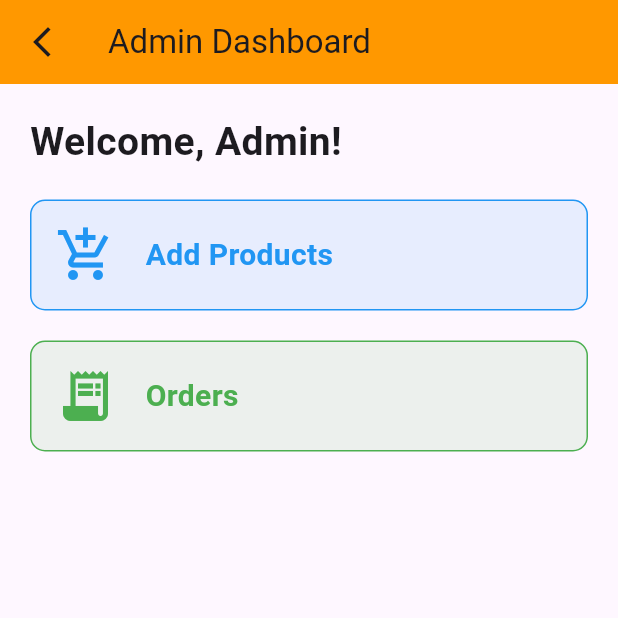
After one commit to PersonUK-Git/Flutter_ecom, a Flutter app: the AdminHomePage screen opened directly, on a phone screen of 412 x 824 dp, the top half of it. The commit adds this screen. Run offline on Flutter 3.47's test engine with Material 3 defaults, Android fonts, the phone set to English and light mode, and no system bars; our stand-ins replace cloud_firestore, curved_navigation_bar, firebase_auth, firebase_core, firebase_storage, flutter_credit_card and 4 more; missing offline and left inert: flutter_stripe; accounts and stored records are empty.

Commit message:
all orders in admin added

```diff
--- /dev/null
+++ b/lib/Admin/admin_home_page.dart
@@ -0,0 +1,104 @@
+import 'package:ecom/Admin/add_product.dart';
+import 'package:ecom/Admin/all_orders.dart';
+import 'package:flutter/material.dart';
+
+class AdminHomePage extends StatelessWidget {
+  @override
+  Widget build(BuildContext context) {
+    return Scaffold(
+      appBar: AppBar(
+        leading: GestureDetector(
+          onTap: () {
+            Navigator.pop(context);
+          },
+          child: Icon(Icons.arrow_back_ios_new_outlined),
+        ),
+        title: Text('Admin Dashboard'),
+        backgroundColor: Colors.orange,
+      ),
+      body: Padding(
+        padding: const EdgeInsets.all(20.0),
+        child: Column(
+          mainAxisAlignment: MainAxisAlignment.start,
+          crossAxisAlignment: CrossAxisAlignment.start,
+          children: [
+            Text(
+              'Welcome, Admin!',
+              style: TextStyle(
+                fontSize: 26,
+                fontWeight: FontWeight.bold,
+              ),
+            ),
+            SizedBox(height: 20),
+            AdminTaskCard(
+              title: 'Add Products',
+              icon: Icons.add_shopping_cart,
+              color: Colors.blue,
+              onTap: () {
+                Navigator.push(
+                  context,
+                  MaterialPageRoute(builder: (context) => AddProduct()),
+                );
+              },
+            ),
+            SizedBox(height: 20),
+            AdminTaskCard(
+              title: 'Orders',
+              icon: Icons.receipt_long,
+              color: Colors.green,
+              onTap: () {
+                Navigator.push(
+                  context,
+                  MaterialPageRoute(builder: (context) => AllOrders()),
+                );
+              },
+            ),
+          ],
+        ),
+      ),
+    );
+  }
+}
+
+class AdminTaskCard extends StatelessWidget {
+  final String title;
+  final IconData icon;
+  final Color color;
+  final VoidCallback onTap;
+
+  const AdminTaskCard({
+    required this.title,
+    required this.icon,
+    required this.color,
+    required this.onTap,
+  });
+
+  @override
+  Widget build(BuildContext context) {
+    return GestureDetector(
+      onTap: onTap,
+      child: Container(
+        padding: EdgeInsets.all(16),
+        decoration: BoxDecoration(
+          color: color.withOpacity(0.1),
+          borderRadius: BorderRadius.circular(10),
+          border: Border.all(color: color),
+        ),
+        child: Row(
+          children: [
+            Icon(icon, size: 40, color: color),
+            SizedBox(width: 20),
+            Text(
+              title,
+              style: TextStyle(
+                fontSize: 20,
+                fontWeight: FontWeight.bold,
+                color: color,
+              ),
+            ),
+          ],
+        ),
+      ),
+    );
+  }
+}
--- a/lib/main.dart
+++ b/lib/main.dart
@@ -1,5 +1,6 @@
 import 'package:ecom/Admin/add_product.dart';
 import 'package:ecom/Admin/admin_login.dart';
+import 'package:ecom/Admin/all_orders.dart';
 import 'package:ecom/pages/bottomnav.dart';
 import 'package:ecom/pages/login.dart';
 import 'package:ecom/pages/onboarding.dart';
--- a/lib/pages/product_detail.dart
+++ b/lib/pages/product_detail.dart
@@ -302,7 +302,8 @@ class _PaymentPageState extends State<PaymentPage> {
       "Name": Name,
       "Email": Mail,
       "Image": userImage,
-      "ProductImage": widget.productImage // Include the product image
+      "ProductImage": widget.productImage, // Include the product image
+      "Status" : "On the Way",
     };
 
     await DatabaseMethods().orderDetails(orderInfoMap);
--- a/lib/services/database.dart
+++ b/lib/services/database.dart
@@ -10,8 +10,16 @@ class DatabaseMethods{
     return await FirebaseFirestore.instance.collection(categoryName).add(userInfoMap);
   }
 
+  Future updateStatus(String id) async{
+    return await FirebaseFirestore.instance.collection("Orders").doc(id).update({"Status": "Delivered"});
+  }
   Future<Stream<QuerySnapshot>> getProducts(String category) async{
     return await FirebaseFirestore.instance.collection(category).snapshots();
+
+  }
+
+  Future<Stream<QuerySnapshot>> allOrders() async{
+  return await FirebaseFirestore.instance.collection("Orders").where("Status", isEqualTo: "On the way").snapshots();
 
   }
 
```
Also changed, not shown: lib/Admin/admin_login.dart (+39 -18 lines), lib/Admin/all_orders.dart (added, +153 -0 lines), lib/Admin/home_admin.dart (deleted, +0 -16 lines), lib/pages/order.dart (+7 -0 lines).
